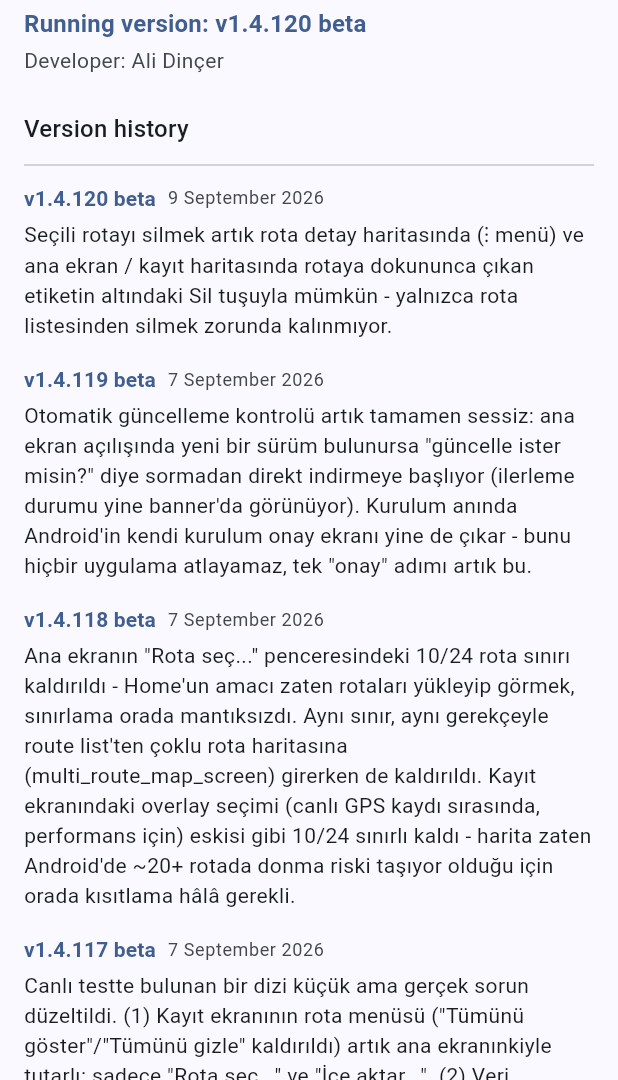
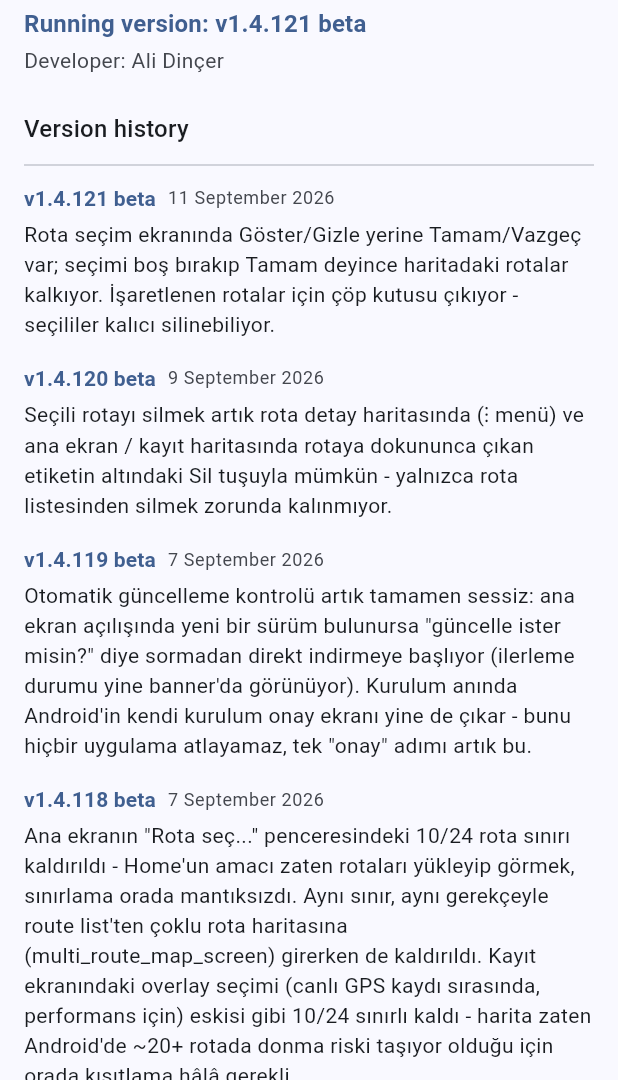
Before and after one commit to alid67-git/RideAtlas, a Flutter app: the AboutScreen screen opened directly, on a phone screen of 412 x 824 dp, the part 156-1236 px from its top. Run offline on Flutter 3.47's test engine with Material 3 defaults, Android fonts, the phone set to English and light mode, and no system bars; our stand-ins replace battery_plus, file_picker, fl_chart, flutter_map, geolocator, hive and 7 more; missing offline and left inert: dart:js_interop, exif, gpx, photo_manager; accounts and stored records are empty; generated files the repository leaves out were written again; network calls fail.

Commit message:
v1.4.121: route picker Tamam/Vazgeç, clear empty, delete selected
Replace Show/Hide confirm labels with OK/Cancel. Empty Tamam now clears
overlays on record (was a no-op) and leaves the multi-route viewer.
Checked rows reveal a trash action that permanently deletes those routes.

Co-authored-by: alid67-git <alid67-git@users.noreply.github.com>

```diff
--- a/lib/build_info.dart
+++ b/lib/build_info.dart
@@ -1,10 +1,9 @@
 /// Bumped by hand on every push so the running build can be eyeballed on
 /// screen (Chrome tabs / dev servers can otherwise silently serve stale JS).
-const String kAppBuildLabel = 'v1.4.120 beta';
+const String kAppBuildLabel = 'v1.4.121 beta';
 
 /// Shown once, in a dialog, the first time this build label is seen.
 const String kAppBuildNote =
-    'Seçili rotayı silmek artık rota detay haritasında (⋮ menü) ve ana '
-    'ekran / kayıt haritasında rotaya dokununca çıkan etiketin altındaki '
-    'Sil tuşuyla mümkün - yalnızca rota listesinden silmek zorunda '
-    'kalınmıyor.';
+    'Rota seçim ekranında Göster/Gizle yerine Tamam/Vazgeç var; seçimi '
+    'boş bırakıp Tamam deyince haritadaki rotalar kalkıyor. İşaretlenen '
+    'rotalar için çöp kutusu çıkıyor - seçililer kalıcı silinebiliyor.';
--- a/lib/changelog.dart
+++ b/lib/changelog.dart
@@ -19,6 +19,14 @@ class ChangelogEntry {
 }
 
 const kChangelog = <ChangelogEntry>[
+  ChangelogEntry(
+    version: 'v1.4.121 beta',
+    date: '2026-09-11',
+    note:
+        'Rota seçim ekranında Göster/Gizle yerine Tamam/Vazgeç var; seçimi '
+        'boş bırakıp Tamam deyince haritadaki rotalar kalkıyor. İşaretlenen '
+        'rotalar için çöp kutusu çıkıyor - seçililer kalıcı silinebiliyor.',
+  ),
   ChangelogEntry(
     version: 'v1.4.120 beta',
     date: '2026-09-09',
--- a/lib/l10n/app_de.arb
+++ b/lib/l10n/app_de.arb
@@ -16,6 +16,7 @@
   "@openWithImported": {"placeholders": {"name": {"type": "String"}}},
   "renameRouteTitle": "Route umbenennen",
   "cancel": "Abbrechen",
+  "ok": "OK",
   "save": "Speichern",
   "deleteRouteTitle": "Route löschen",
   "deleteRouteConfirm": "\"{name}\" löschen? Dies kann nicht rückgängig gemacht werden.",
--- a/lib/l10n/app_en.arb
+++ b/lib/l10n/app_en.arb
@@ -16,6 +16,7 @@
   "@openWithImported": {"placeholders": {"name": {"type": "String"}}},
   "renameRouteTitle": "Rename route",
   "cancel": "Cancel",
+  "ok": "OK",
   "save": "Save",
   "deleteRouteTitle": "Delete route",
   "deleteRouteConfirm": "Delete \"{name}\"? This can't be undone.",
--- a/lib/l10n/app_tr.arb
+++ b/lib/l10n/app_tr.arb
@@ -18,6 +18,7 @@
   "@openWithImported": {"placeholders": {"name": {"type": "String"}}},
   "renameRouteTitle": "Rotayı yeniden adlandır",
   "cancel": "Vazgeç",
+  "ok": "Tamam",
   "save": "Kaydet",
   "deleteRouteTitle": "Rotayı sil",
   "deleteRouteConfirm": "\"{name}\" silinsin mi? Bu işlem geri alınamaz.",
--- a/lib/screens/home_map_screen.dart
+++ b/lib/screens/home_map_screen.dart
@@ -932,7 +932,7 @@ class _HomeMapScreenState extends State<HomeMapScreen> {
   }
 
   /// The routes checked here start out as whatever is currently overlaid
-  /// on Home - so reopening "Rota seç..." and tapping Göster without
+  /// on Home - so reopening "Rota seç..." and tapping Tamam without
   /// changing anything just continues the current view instead of starting
   /// from a blank picker every time.
   Future<List<String>?> _pickRoutesForOverlay() async {
```
Also changed, not shown: lib/screens/multi_route_map_screen.dart (+6 -1 lines), lib/screens/record_screen.dart (+8 -1 lines), lib/widgets/route_picker_dialog.dart (+82 -16 lines).
